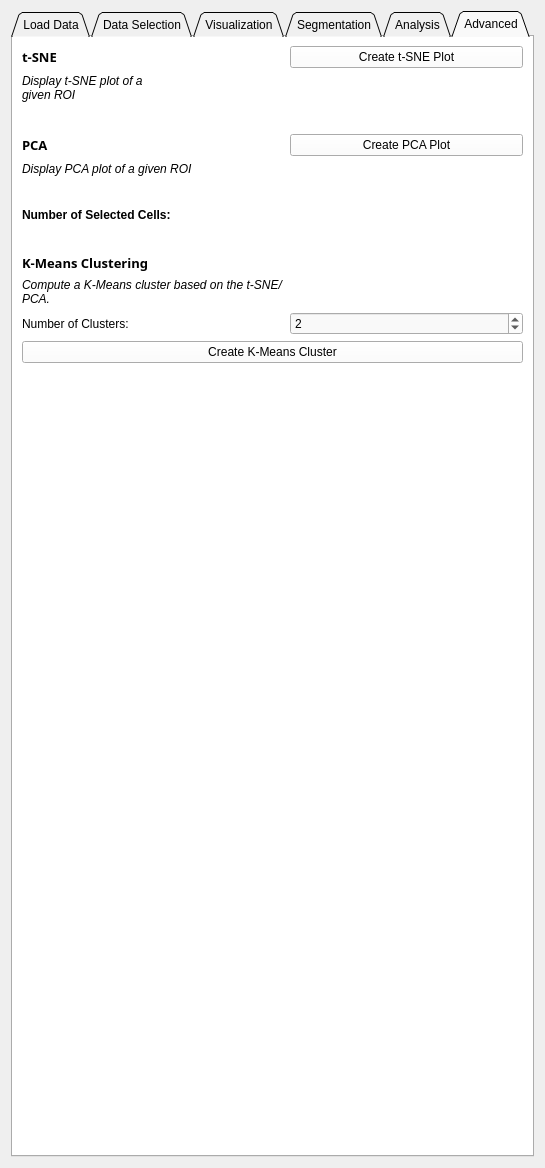
First picture: the form in HypModuleCode/Resources/UI/HypModuleCode.ui, repository SlicerMicro/Slicer-TITAN, before the edit.
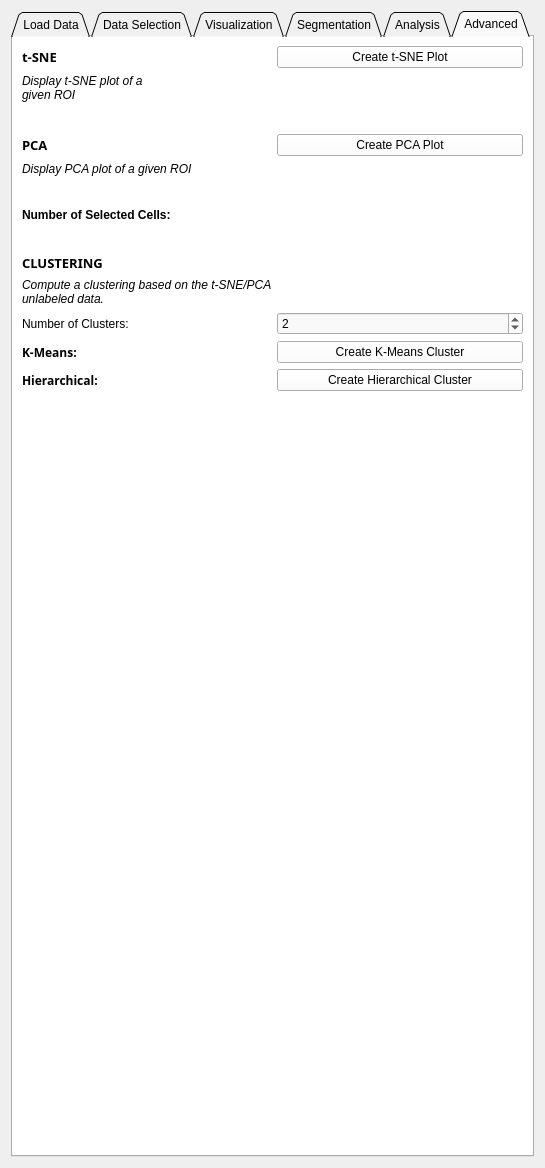
Second picture: the form after the edit. Custom widgets are drawn as their Qt base class.

Commit message: ENH: Added hierarchical clustering

```diff
--- a/HypModuleCode/Resources/UI/HypModuleCode.ui
+++ b/HypModuleCode/Resources/UI/HypModuleCode.ui
@@ -1853,7 +1853,7 @@
           </font>
          </property>
          <property name="text">
-          <string>K-Means Clustering</string>
+          <string>CLUSTERING</string>
          </property>
         </widget>
        </item>
@@ -1865,7 +1865,7 @@
           </font>
          </property>
          <property name="text">
-          <string>Compute a K-Means cluster based on the t-SNE/PCA.</string>
+          <string>Compute a clustering based on the t-SNE/PCA unlabeled data.</string>
          </property>
          <property name="wordWrap">
           <bool>true</bool>
@@ -1899,13 +1899,48 @@
          </property>
         </widget>
        </item>
-       <item row="11" column="0" colspan="2">
+       <item row="11" column="1">
         <widget class="QPushButton" name="crtKMeans">
          <property name="text">
           <string>Create K-Means Cluster</string>
          </property>
         </widget>
        </item>
+       <item row="11" column="0">
+        <widget class="QLabel" name="label_39">
+         <property name="font">
+          <font>
+           <family>Montserrat</family>
+           <weight>75</weight>
+           <bold>true</bold>
+          </font>
+         </property>
+         <property name="text">
+          <string>K-Means:</string>
+         </property>
+        </widget>
+       </item>
+       <item row="12" column="0">
+        <widget class="QLabel" name="label_40">
+         <property name="font">
+          <font>
+           <family>Montserrat</family>
+           <weight>75</weight>
+           <bold>true</bold>
+          </font>
+         </property>
+         <property name="text">
+          <string>Hierarchical:</string>
+         </property>
+        </widget>
+       </item>
+       <item row="12" column="1">
+        <widget class="QPushButton" name="crtHierarch">
+         <property name="text">
+          <string>Create Hierarchical Cluster</string>
+         </property>
+        </widget>
+       </item>
       </layout>
      </widget>
     </widget>
```
The commit also changes 1 other file.
